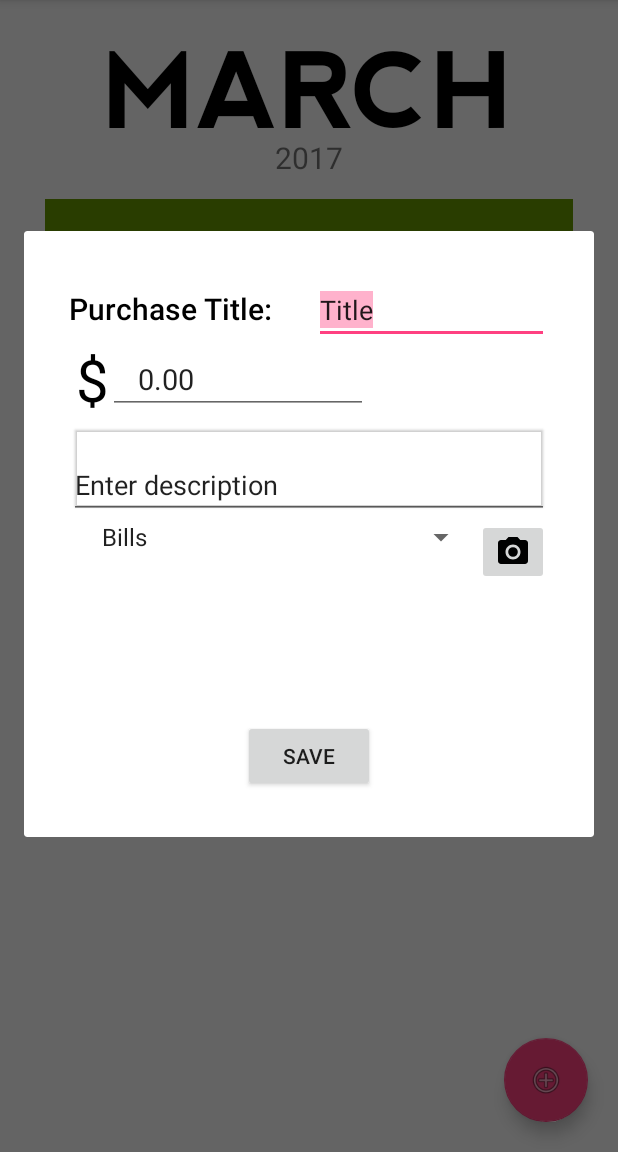
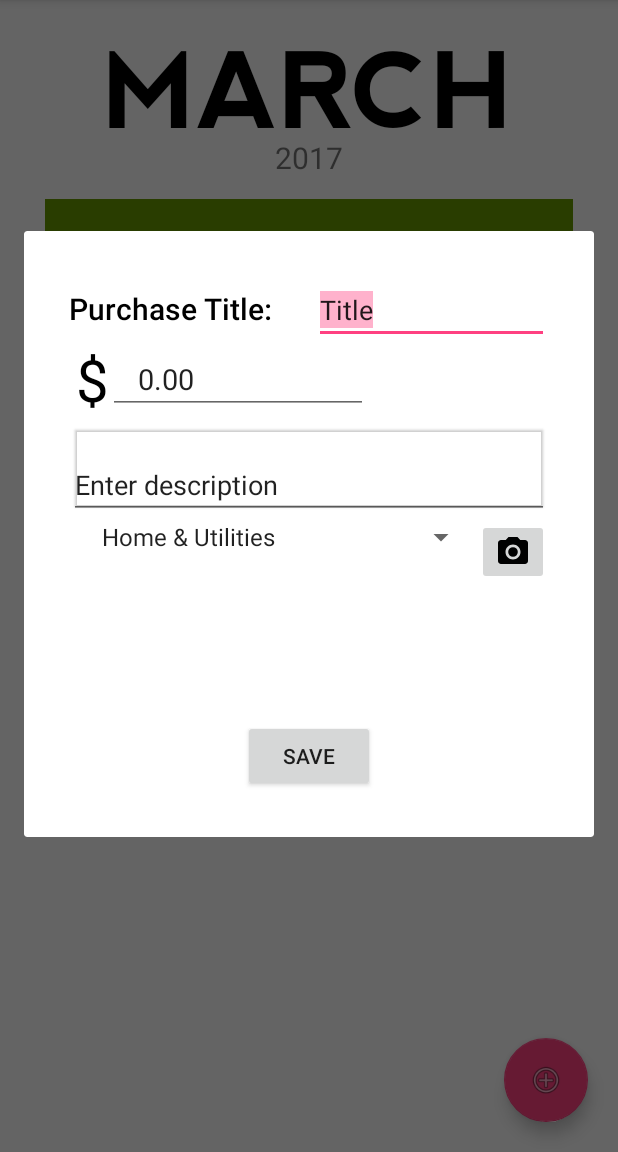
Before and after one commit to bryannaphan/FundGuy, an Android app: the MainActivity screen opened directly, with no data from a screen before it, after a tap on an icon or button, on a phone screen of 412 x 824 dp, the part 84-1236 px from its top. Run offline under Robolectric (Android 15) with nearby library versions, the phone set to English and light mode, and no system bars.

```diff
--- a/app/src/main/AndroidManifest.xml
+++ b/app/src/main/AndroidManifest.xml
@@ -37,7 +37,8 @@
             android:label="@string/app_name"
             android:theme="@style/AppTheme.NoActionBar"
             />
-        <activity android:name=".DetailsActivity" />
+        <activity android:name=".DetailsActivity"
+            android:parentActivityName=".MainActivity"/>
     </application>
 
 </manifest>
--- a/app/src/main/java/edu/ucsb/cs/cs185/bryannaphan/fundguy/AddItemFragment.java
+++ b/app/src/main/java/edu/ucsb/cs/cs185/bryannaphan/fundguy/AddItemFragment.java
@@ -84,10 +84,12 @@ public class AddItemFragment extends DialogFragment  {
         final ImageButton imageButton = (ImageButton) in.findViewById(R.id.imageButton);                //get the image/bitmap here
 
         List<String> categories = new ArrayList<String>();
-        categories.add("Bills");
+        categories.add("Home & Utilities");
         categories.add("Food");
+        categories.add("Transportation");
         categories.add("Treat Yo Self");
         categories.add("Other");
+
         ArrayAdapter<String> dataAdapter = new ArrayAdapter<String>(getActivity(), android.R.layout.simple_spinner_item, categories);
         dataAdapter.setDropDownViewResource(android.R.layout.simple_spinner_dropdown_item);
         category.setAdapter(dataAdapter);
--- a/app/src/main/java/edu/ucsb/cs/cs185/bryannaphan/fundguy/ItemManager.java
+++ b/app/src/main/java/edu/ucsb/cs/cs185/bryannaphan/fundguy/ItemManager.java
@@ -2,6 +2,7 @@ package edu.ucsb.cs.cs185.bryannaphan.fundguy;
 import android.content.ContentResolver;
 import android.net.Uri;
 import android.provider.MediaStore;
+import android.support.v7.widget.RecyclerView;
 
 import java.io.IOException;
 import java.util.ArrayList;
@@ -46,6 +47,11 @@ public class ItemManager {
         listener.onUpdate();
     }
 
+    public static void removeItem(Item item){
+        itemslist.remove(item);
+        // TODO: fuck me up fam
+    }
+
     public void clear(Item item) {
         itemslist.clear();
         listener.onUpdate();
--- a/app/src/main/java/edu/ucsb/cs/cs185/bryannaphan/fundguy/MainActivity.java
+++ b/app/src/main/java/edu/ucsb/cs/cs185/bryannaphan/fundguy/MainActivity.java
@@ -80,6 +80,9 @@ public class MainActivity extends AppCompatActivity
                 detailsIntent.putExtra("description", clickedItem.getDescription());
                 detailsIntent.putExtra("category", clickedItem.getCategory());
                 detailsIntent.putExtra("image", clickedItem.getBitmap());
+
+                detailsIntent.putExtra("position",position);
+
                 MainActivity.this.startActivity(detailsIntent);
             }}
         );
--- a/app/src/main/java/edu/ucsb/cs/cs185/bryannaphan/fundguy/OverviewActivity.java
+++ b/app/src/main/java/edu/ucsb/cs/cs185/bryannaphan/fundguy/OverviewActivity.java
@@ -35,6 +35,7 @@ public class OverviewActivity extends AppCompatActivity {
 
         // Enable the Up button
         ab.setDisplayHomeAsUpEnabled(true);
+        ab.setTitle("Monthly Overview");
 
 
         final PieChart pieChart = (PieChart) findViewById(R.id.chart);
@@ -80,7 +81,7 @@ public class OverviewActivity extends AppCompatActivity {
 
         PieDataSet dataSet = new PieDataSet(entries, "");
         PieData data = new PieData(dataSet);
-
+        pieChart.getDescription().setText("");
         // change the colors cause thats fun :D
         dataSet.setColors(ColorTemplate.JOYFUL_COLORS);
         pieChart.setData(data);
```
Also changed, not shown: app/src/main/java/edu/ucsb/cs/cs185/bryannaphan/fundguy/DetailsActivity.java (+16 -0 lines).
